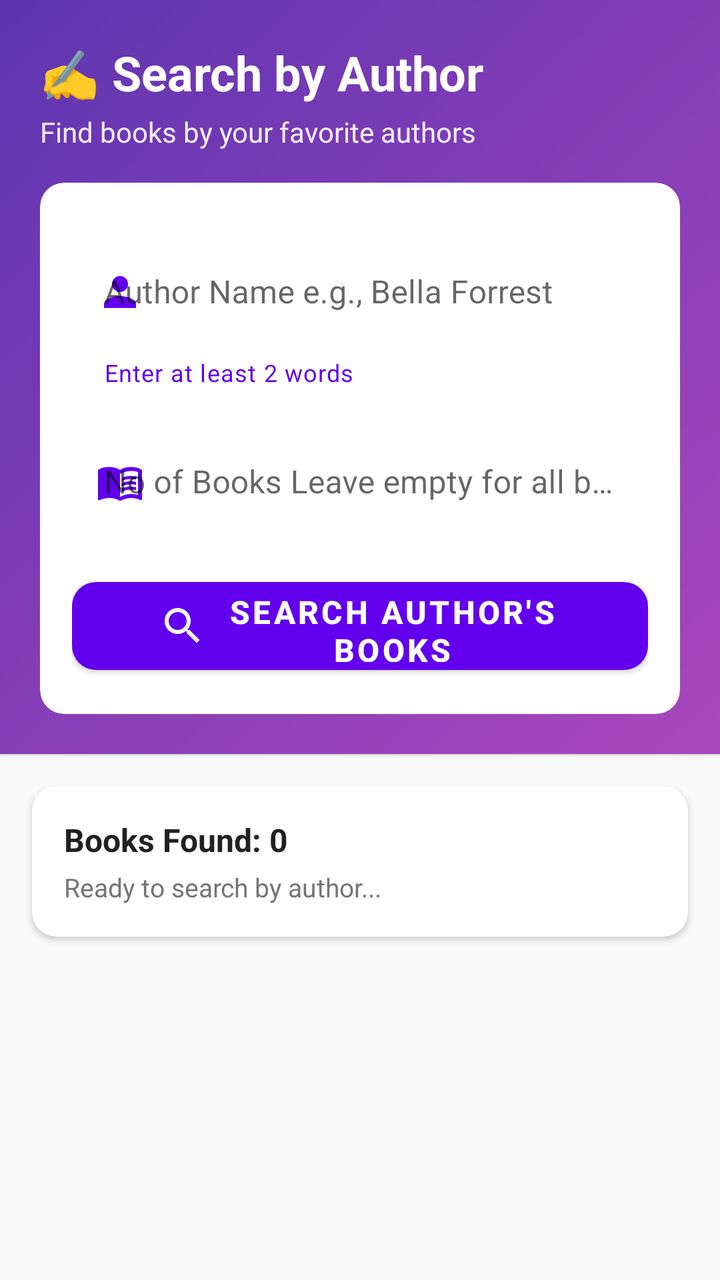
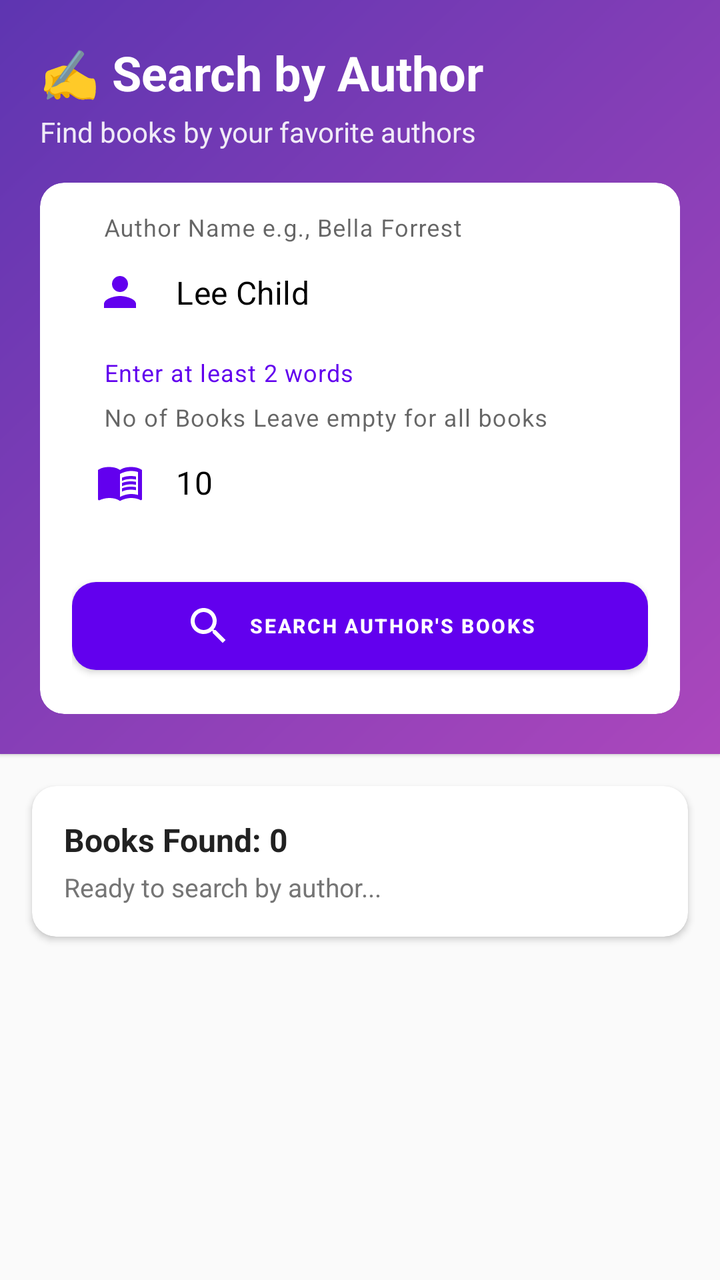

Before-and-after screenshots of an Android layout around one commit, followed by the original layout XML and the change that was made.
<!-- AndroidManifest.xml: application theme Theme.MyApplication -->
<!-- res/layout/fragment_search_author.xml -->
<?xml version='1.0' encoding='utf-8'?>
<androidx.core.widget.NestedScrollView xmlns:android="http://schemas.android.com/apk/res/android" xmlns:app="http://schemas.android.com/apk/res-auto" xmlns:tools="http://schemas.android.com/tools" android:layout_width="match_parent" android:layout_height="match_parent" android:background="#FAFAFA" tools:context=".fragments.SearchAuthorFragment">

    <LinearLayout android:layout_width="match_parent" android:layout_height="wrap_content" android:orientation="vertical">

        
        <com.google.android.material.card.MaterialCardView android:layout_width="match_parent" android:layout_height="wrap_content" app:shapeAppearanceOverlay="@style/Shape_No_Corners" android:background="@drawable/card_gradient">

            <LinearLayout android:layout_width="match_parent" android:layout_height="match_parent" android:background="@drawable/card_gradient" android:orientation="vertical" android:padding="20dp">

                <TextView android:layout_width="match_parent" android:layout_height="wrap_content" android:text="@string/search_by_author" android:textColor="@android:color/white" android:textSize="24sp" android:textStyle="bold" />

                <TextView android:layout_width="match_parent" android:layout_height="wrap_content" android:layout_marginTop="4dp" android:layout_marginBottom="16dp" android:alpha="0.9" android:text="@string/find_books_by_your_favorite_au" android:textColor="@android:color/white" android:textSize="14sp" />

                
                <com.google.android.material.card.MaterialCardView android:layout_width="match_parent" android:layout_height="wrap_content" app:cardCornerRadius="12dp" app:cardElevation="0dp">

                    <LinearLayout android:layout_width="match_parent" android:layout_height="wrap_content" android:orientation="vertical" android:padding="16dp">

                        <com.google.android.material.textfield.TextInputLayout style="@style/Widget.MaterialComponents.TextInputLayout.OutlinedBox" android:layout_width="match_parent" android:layout_height="wrap_content" android:hint="@string/hint_author_name_eg_bella_forrest" app:boxBackgroundMode="none" app:hintTextColor="@color/purple_500" app:startIconDrawable="@drawable/ic_person" app:startIconTint="@color/purple_500" app:helperText="Enter at least 2 words" app:helperTextTextColor="@color/purple_500">

                            <com.google.android.material.textfield.TextInputEditText android:id="@+id/authorNameInput" android:layout_width="match_parent" android:layout_height="wrap_content" android:inputType="textCapWords" android:maxLines="1" android:textColor="@color/black" android:textSize="16sp" />

                        </com.google.android.material.textfield.TextInputLayout>

                        <com.google.android.material.textfield.TextInputLayout style="@style/Widget.MaterialComponents.TextInputLayout.OutlinedBox" android:layout_width="match_parent" android:layout_height="wrap_content" android:layout_marginTop="8dp" android:hint="@string/hint_no_of_books_leave_empty_for_al" app:boxBackgroundMode="none" app:hintTextColor="@color/purple_500" app:startIconDrawable="@drawable/ic_book_open" app:startIconTint="@color/purple_500">

                            <com.google.android.material.textfield.TextInputEditText android:id="@+id/numBooksInput" android:layout_width="match_parent" android:layout_height="wrap_content" android:inputType="number" android:textColor="@color/black" android:textSize="16sp" />

                        </com.google.android.material.textfield.TextInputLayout>

                        
                        <com.google.android.material.button.MaterialButton android:id="@+id/searchButton" style="@style/Widget.MaterialComponents.Button" android:layout_width="match_parent" android:layout_height="56dp" android:layout_marginTop="16dp" android:text="@string/search_authors_books" android:textSize="16sp" android:textStyle="bold" app:cornerRadius="12dp" app:icon="@drawable/ic_search" app:iconGravity="textStart" />

                    </LinearLayout>

                </com.google.android.material.card.MaterialCardView>

            </LinearLayout>

        </com.google.android.material.card.MaterialCardView>

        
        <com.google.android.material.card.MaterialCardView android:layout_width="match_parent" android:layout_height="wrap_content" android:layout_marginStart="16dp" android:layout_marginEnd="16dp" android:layout_marginTop="16dp" android:layout_marginBottom="16dp" app:cardCornerRadius="12dp" app:cardElevation="2dp">

            <LinearLayout android:layout_width="match_parent" android:layout_height="wrap_content" android:gravity="center_vertical" android:orientation="horizontal" android:padding="16dp">

                <LinearLayout android:layout_width="0dp" android:layout_height="wrap_content" android:layout_weight="1" android:orientation="vertical">

                    <TextView android:id="@+id/downloadCountText" android:layout_width="wrap_content" android:layout_height="wrap_content" android:text="@string/books_found_0" android:textColor="#212121" android:textSize="16sp" android:textStyle="bold" />

                    <TextView android:id="@+id/statusText" android:layout_width="wrap_content" android:layout_height="wrap_content" android:layout_marginTop="4dp" android:ellipsize="end" android:maxLines="2" android:text="@string/ready_to_search_by_author" android:textColor="#757575" android:textSize="13sp" />

                </LinearLayout>

                <ProgressBar android:id="@+id/progressBar" android:layout_width="32dp" android:layout_height="32dp" android:indeterminateTint="@color/purple_500" android:visibility="gone" style="@style/Widget.AppCompat.ProgressBar" />

            </LinearLayout>

        </com.google.android.material.card.MaterialCardView>

        
        <androidx.recyclerview.widget.RecyclerView android:id="@+id/booksRecyclerView" android:layout_width="match_parent" android:layout_height="500dp" android:clipToPadding="false" android:nestedScrollingEnabled="false" android:paddingBottom="16dp" />

        
        <LinearLayout android:id="@+id/emptyStateLayout" android:layout_width="match_parent" android:layout_height="wrap_content" android:layout_marginTop="48dp" android:gravity="center" android:orientation="vertical" android:padding="32dp" android:visibility="visible">

            <com.google.android.material.card.MaterialCardView android:layout_width="120dp" android:layout_height="120dp" app:cardBackgroundColor="#F3E5F5" app:cardCornerRadius="60dp" app:cardElevation="0dp">

                <TextView android:layout_width="match_parent" android:layout_height="match_parent" android:gravity="center" android:text="@string/text_8" android:textSize="64sp" />

            </com.google.android.material.card.MaterialCardView>

            <TextView android:layout_width="wrap_content" android:layout_height="wrap_content" android:layout_marginTop="24dp" android:text="@string/no_books_found_yet" android:textColor="#212121" android:textSize="20sp" android:textStyle="bold" />

            <TextView android:layout_width="wrap_content" android:layout_height="wrap_content" android:layout_marginTop="8dp" android:gravity="center" android:text="@string/enter_an_authors_namenfirst_an" android:textColor="#757575" android:textSize="14sp" />

        </LinearLayout>

    </LinearLayout>

</androidx.core.widget.NestedScrollView>
<!-- resources referenced by this layout -->
<resources>
  <color name="black">#FF000000</color>
  <color name="purple_500">#FF6200EE</color>
  <!-- drawable card_gradient (drawable) -->
  <?xml version="1.0" encoding="utf-8"?>
  <shape xmlns:android="http://schemas.android.com/apk/res/android"
      android:shape="rectangle">
      <gradient
          android:angle="135"
          android:endColor="@color/card_gradient_end"
          android:startColor="@color/card_gradient_start"
          android:type="linear" />
  </shape>
  <!-- drawable ic_person (drawable) -->
  <?xml version="1.0" encoding="utf-8"?>
  <vector xmlns:android="http://schemas.android.com/apk/res/android"
      android:width="24dp"
      android:height="24dp"
      android:viewportWidth="24"
      android:viewportHeight="24">
      <path
          android:fillColor="@color/icon_fill"
          android:pathData="M12,12c2.21,0 4,-1.79 4,-4s-1.79,-4 -4,-4 -4,1.79 -4,4 1.79,4 4,4zM12,14c-2.67,0 -8,1.34 -8,4v2h16v-2c0,-2.66 -5.33,-4 -8,-4z"/>
  </vector>
  <!-- drawable ic_search (drawable) -->
  <vector xmlns:android="http://schemas.android.com/apk/res/android"
      android:width="24dp"
      android:height="24dp"
      android:autoMirrored="true"
      android:viewportHeight="24.0"
      android:viewportWidth="24.0">
      <path
          android:fillColor="#FF71C951"
          android:pathData="M15.5,14h-0.79l-0.28,-0.27C15.41,12.59 16,11.11 16,9.5 16,5.91 13.09,3 9.5,3S3,5.91 3,9.5 5.91,16 9.5,16c1.61,0 3.09,-0.59 4.23,-1.57l0.27,0.28v0.79l5,4.99L20.49,19l-4.99,-5zM9.5,14C7.01,14 5,11.99 5,9.5S7.01,5 9.5,5 14,7.01 14,9.5 11.99,14 9.5,14z" />
  </vector>
  <string name="books_found_0">Books Found: 0</string>
  <string name="enter_an_authors_namenfirst_an">Enter an author\'s name\n(first and last name required)</string>
  <string name="find_books_by_your_favorite_au">Find books by your favorite authors</string>
  <string name="hint_author_name_eg_bella_forrest">Author Name e.g., Bella Forrest</string>
  <string name="hint_no_of_books_leave_empty_for_al">No of Books Leave empty for all books</string>
  <string name="no_books_found_yet">No books found yet</string>
  <string name="ready_to_search_by_author">Ready to search by author...</string>
  <string name="search_authors_books">Search Author\'s Books</string>
  <string name="search_by_author">✍️ Search by Author</string>
  <string name="text_8">✍️</string>
  <style name="Shape_No_Corners">
          <item name="cornerFamily">rounded</item>
          <item name="cornerSize">0dp</item>
      </style>
  <style name="Theme.MyApplication" parent="Theme.MaterialComponents.Light.NoActionBar">
          
          <item name="colorPrimary">@color/purple_500</item>
          <item name="colorPrimaryVariant">@color/purple_700</item>
          <item name="colorOnPrimary">@color/white</item>
          
          <item name="colorSecondary">@color/teal_200</item>
          <item name="colorSecondaryVariant">@color/teal_700</item>
          <item name="colorOnSecondary">@color/black</item>
          
          <item name="android:statusBarColor">?attr/colorPrimaryVariant</item>
          
      </style>
  <color name="card_gradient_end">#5E35B1</color>
  <color name="card_gradient_start">#AB47BC</color>
  <color name="icon_fill">#000000</color>
  <color name="purple_700">#FF3700B3</color>
  <color name="white">#FFFFFFFF</color>
  <color name="teal_200">#FF03DAC5</color>
  <color name="teal_700">#FF018786</color>
  <!-- unchanged entries left out for length: 1 -->
</resources>

<!-- the commit's change to res/layout/fragment_search_author.xml (unified diff, before → after) -->
@@ -1,36 +1,121 @@
 <?xml version='1.0' encoding='utf-8'?>
-<androidx.core.widget.NestedScrollView xmlns:android="http://schemas.android.com/apk/res/android" xmlns:app="http://schemas.android.com/apk/res-auto" xmlns:tools="http://schemas.android.com/tools" android:layout_width="match_parent" android:layout_height="match_parent" android:background="#FAFAFA" tools:context=".fragments.SearchAuthorFragment">
-
-    <LinearLayout android:layout_width="match_parent" android:layout_height="wrap_content" android:orientation="vertical">
-
-        
-        <com.google.android.material.card.MaterialCardView android:layout_width="match_parent" android:layout_height="wrap_content" app:shapeAppearanceOverlay="@style/Shape_No_Corners" android:background="@drawable/card_gradient">
-
-            <LinearLayout android:layout_width="match_parent" android:layout_height="match_parent" android:background="@drawable/card_gradient" android:orientation="vertical" android:padding="20dp">
-
-                <TextView android:layout_width="match_parent" android:layout_height="wrap_content" android:text="@string/search_by_author" android:textColor="@android:color/white" android:textSize="24sp" android:textStyle="bold" />
-
-                <TextView android:layout_width="match_parent" android:layout_height="wrap_content" android:layout_marginTop="4dp" android:layout_marginBottom="16dp" android:alpha="0.9" android:text="@string/find_books_by_your_favorite_au" android:textColor="@android:color/white" android:textSize="14sp" />
-
-                
-                <com.google.android.material.card.MaterialCardView android:layout_width="match_parent" android:layout_height="wrap_content" app:cardCornerRadius="12dp" app:cardElevation="0dp">
-
-                    <LinearLayout android:layout_width="match_parent" android:layout_height="wrap_content" android:orientation="vertical" android:padding="16dp">
-
-                        <com.google.android.material.textfield.TextInputLayout style="@style/Widget.MaterialComponents.TextInputLayout.OutlinedBox" android:layout_width="match_parent" android:layout_height="wrap_content" android:hint="@string/hint_author_name_eg_bella_forrest" app:boxBackgroundMode="none" app:hintTextColor="@color/purple_500" app:startIconDrawable="@drawable/ic_person" app:startIconTint="@color/purple_500" app:helperText="Enter at least 2 words" app:helperTextTextColor="@color/purple_500">
-
-                            <com.google.android.material.textfield.TextInputEditText android:id="@+id/authorNameInput" android:layout_width="match_parent" android:layout_height="wrap_content" android:inputType="textCapWords" android:maxLines="1" android:textColor="@color/black" android:textSize="16sp" />
+<androidx.core.widget.NestedScrollView xmlns:android="http://schemas.android.com/apk/res/android"
+    xmlns:app="http://schemas.android.com/apk/res-auto"
+    xmlns:tools="http://schemas.android.com/tools"
+    android:layout_width="match_parent"
+    android:layout_height="match_parent"
+    android:background="#FAFAFA"
+    tools:context=".fragments.SearchAuthorFragment">
+
+    <LinearLayout
+        android:layout_width="match_parent"
+        android:layout_height="wrap_content"
+        android:orientation="vertical">
+
+
+        <com.google.android.material.card.MaterialCardView
+            android:layout_width="match_parent"
+            android:layout_height="wrap_content"
+            android:background="@drawable/card_gradient"
+            app:shapeAppearanceOverlay="@style/Shape_No_Corners">
+
+            <LinearLayout
+                android:layout_width="match_parent"
+                android:layout_height="match_parent"
+                android:background="@drawable/card_gradient"
+                android:orientation="vertical"
+                android:padding="20dp">
+
+                <TextView
+                    android:layout_width="match_parent"
+                    android:layout_height="wrap_content"
+                    android:text="@string/search_by_author"
+                    android:textColor="@android:color/white"
+                    android:textSize="24sp"
+                    android:textStyle="bold" />
+
+                <TextView
+                    android:layout_width="match_parent"
+                    android:layout_height="wrap_content"
+                    android:layout_marginTop="4dp"
+                    android:layout_marginBottom="16dp"
+                    android:alpha="0.9"
+                    android:text="@string/find_books_by_your_favorite_au"
+                    android:textColor="@android:color/white"
+                    android:textSize="14sp" />
+
+
+                <com.google.android.material.card.MaterialCardView
+                    android:layout_width="match_parent"
+                    android:layout_height="wrap_content"
+                    app:cardCornerRadius="12dp"
+                    app:cardElevation="0dp">
+
+                    <LinearLayout
+                        android:layout_width="match_parent"
+                        android:layout_height="wrap_content"
+                        android:orientation="vertical"
+                        android:padding="16dp">
+
+                        <com.google.android.material.textfield.TextInputLayout
+                            style="@style/Widget.MaterialComponents.TextInputLayout.OutlinedBox"
+                            android:layout_width="match_parent"
+                            android:layout_height="wrap_content"
+                            android:hint="@string/hint_author_name_eg_bella_forrest"
+                            app:boxBackgroundMode="none"
+                            app:helperText="Enter at least 2 words"
+                            app:helperTextTextColor="@color/purple_500"
+                            app:hintTextColor="@color/purple_500"
+                            app:startIconDrawable="@drawable/ic_person"
+                            app:startIconTint="@color/purple_500">
+
+                            <com.google.android.material.textfield.TextInputEditText
+                                android:id="@+id/authorNameInput"
+                                android:layout_width="match_parent"
+                                android:layout_height="wrap_content"
+                                android:inputType="textCapWords"
+                                android:text="Lee Child"
+                                android:maxLines="1"
+                                android:textColor="@color/black"
+                                android:textSize="16sp" />
 
                         </com.google.android.material.textfield.TextInputLayout>
 
-                        <com.google.android.material.textfield.TextInputLayout style="@style/Widget.MaterialComponents.TextInputLayout.OutlinedBox" android:layout_width="match_parent" android:layout_height="wrap_content" android:layout_marginTop="8dp" android:hint="@string/hint_no_of_books_leave_empty_for_al" app:boxBackgroundMode="none" app:hintTextColor="@color/purple_500" app:startIconDrawable="@drawable/ic_book_open" app:startIconTint="@color/purple_500">
-
-                            <com.google.android.material.textfield.TextInputEditText android:id="@+id/numBooksInput" android:layout_width="match_parent" android:layout_height="wrap_content" android:inputType="number" android:textColor="@color/black" android:textSize="16sp" />
+                        <com.google.android.material.textfield.TextInputLayout
+                            style="@style/Widget.MaterialComponents.TextInputLayout.OutlinedBox"
+                            android:layout_width="match_parent"
+                            android:layout_height="wrap_content"
+                            android:layout_marginTop="8dp"
+                            android:hint="@string/hint_no_of_books_leave_empty_for_al"
+                            app:boxBackgroundMode="none"
+                            app:hintTextColor="@color/purple_500"
+                            app:startIconDrawable="@drawable/ic_book_open"
+                            app:startIconTint="@color/purple_500">
+
+                            <com.google.android.material.textfield.TextInputEditText
+                                android:id="@+id/numBooksInput"
+                                android:layout_width="match_parent"
+                                android:layout_height="wrap_content"
+                                android:inputType="number"
+                                android:text="10"
+                                android:textColor="@color/black"
+                                android:textSize="16sp" />
 
                         </com.google.android.material.textfield.TextInputLayout>
 
-                        
-                        <com.google.android.material.button.MaterialButton android:id="@+id/searchButton" style="@style/Widget.MaterialComponents.Button" android:layout_width="match_parent" android:layout_height="56dp" android:layout_marginTop="16dp" android:text="@string/search_authors_books" android:textSize="16sp" android:textStyle="bold" app:cornerRadius="12dp" app:icon="@drawable/ic_search" app:iconGravity="textStart" />
+
+                        <com.google.android.material.button.MaterialButton
+                            android:id="@+id/searchButton"
+                            style="@style/Widget.MaterialComponents.Button"
+                            android:layout_width="match_parent"
+                            android:layout_height="56dp"
+                            android:layout_marginTop="16dp"
+                            android:text="@string/search_authors_books"
+                            android:textSize="10sp"
+                            android:textStyle="bold"
+                            app:cornerRadius="12dp"
+                            app:icon="@drawable/ic_search"
+                            app:iconGravity="textStart" />
 
                     </LinearLayout>
 
@@ -40,40 +125,116 @@
 
         </com.google.android.material.card.MaterialCardView>
 
-        
-        <com.google.android.material.card.MaterialCardView android:layout_width="match_parent" android:layout_height="wrap_content" android:layout_marginStart="16dp" android:layout_marginEnd="16dp" android:layout_marginTop="16dp" android:layout_marginBottom="16dp" app:cardCornerRadius="12dp" app:cardElevation="2dp">
-
-            <LinearLayout android:layout_width="match_parent" android:layout_height="wrap_content" android:gravity="center_vertical" android:orientation="horizontal" android:padding="16dp">
-
-                <LinearLayout android:layout_width="0dp" android:layout_height="wrap_content" android:layout_weight="1" android:orientation="vertical">
-
-                    <TextView android:id="@+id/downloadCountText" android:layout_width="wrap_content" android:layout_height="wrap_content" android:text="@string/books_found_0" android:textColor="#212121" android:textSize="16sp" android:textStyle="bold" />
-
-                    <TextView android:id="@+id/statusText" android:layout_width="wrap_content" android:layout_height="wrap_content" android:layout_marginTop="4dp" android:ellipsize="end" android:maxLines="2" android:text="@string/ready_to_search_by_author" android:textColor="#757575" android:textSize="13sp" />
+
+        <com.google.android.material.card.MaterialCardView
+            android:layout_width="match_parent"
+            android:layout_height="wrap_content"
+            android:layout_marginStart="16dp"
+            android:layout_marginTop="16dp"
+            android:layout_marginEnd="16dp"
+            android:layout_marginBottom="16dp"
+            app:cardCornerRadius="12dp"
+            app:cardElevation="2dp">
+
+            <LinearLayout
+                android:layout_width="match_parent"
+                android:layout_height="wrap_content"
+                android:gravity="center_vertical"
+                android:orientation="horizontal"
+                android:padding="16dp">
+
+                <LinearLayout
+                    android:layout_width="0dp"
+                    android:layout_height="wrap_content"
+                    android:layout_weight="1"
+                    android:orientation="vertical">
+
+                    <TextView
+                        android:id="@+id/downloadCountText"
+                        android:layout_width="wrap_content"
+                        android:layout_height="wrap_content"
+                        android:text="@string/books_found_0"
+                        android:textColor="#212121"
+                        android:textSize="16sp"
+                        android:textStyle="bold" />
+
+                    <TextView
+                        android:id="@+id/statusText"
+                        android:layout_width="wrap_content"
+                        android:layout_height="wrap_content"
+                        android:layout_marginTop="4dp"
+                        android:ellipsize="end"
+                        android:maxLines="2"
+                        android:text="@string/ready_to_search_by_author"
+                        android:textColor="#757575"
+                        android:textSize="13sp" />
 
                 </LinearLayout>
 
-                <ProgressBar android:id="@+id/progressBar" android:layout_width="32dp" android:layout_height="32dp" android:indeterminateTint="@color/purple_500" android:visibility="gone" style="@style/Widget.AppCompat.ProgressBar" />
+                <ProgressBar
+                    android:id="@+id/progressBar"
+                    style="@style/Widget.AppCompat.ProgressBar"
+                    android:layout_width="32dp"
+                    android:layout_height="32dp"
+                    android:indeterminateTint="@color/purple_500"
+                    android:visibility="gone" />
 
             </LinearLayout>
 
         </com.google.android.material.card.MaterialCardView>
 
-        
-        <androidx.recyclerview.widget.RecyclerView android:id="@+id/booksRecyclerView" android:layout_width="match_parent" android:layout_height="500dp" android:clipToPadding="false" android:nestedScrollingEnabled="false" android:paddingBottom="16dp" />
-
-        
-        <LinearLayout android:id="@+id/emptyStateLayout" android:layout_width="match_parent" android:layout_height="wrap_content" android:layout_marginTop="48dp" android:gravity="center" android:orientation="vertical" android:padding="32dp" android:visibility="visible">
-
-            <com.google.android.material.card.MaterialCardView android:layout_width="120dp" android:layout_height="120dp" app:cardBackgroundColor="#F3E5F5" app:cardCornerRadius="60dp" app:cardElevation="0dp">
-
-                <TextView android:layout_width="match_parent" android:layout_height="match_parent" android:gravity="center" android:text="@string/text_8" android:textSize="64sp" />
+
+        <androidx.recyclerview.widget.RecyclerView
+            android:id="@+id/booksRecyclerView"
+            android:layout_width="match_parent"
+            android:layout_height="500dp"
+            android:clipToPadding="false"
+            android:paddingBottom="16dp" />
+
+
+        <LinearLayout
+            android:id="@+id/emptyStateLayout"
+            android:layout_width="match_parent"
+            android:layout_height="wrap_content"
+            android:layout_marginTop="48dp"
+            android:gravity="center"
+            android:orientation="vertical"
+            android:padding="32dp"
+            android:visibility="visible">
+
+            <com.google.android.material.card.MaterialCardView
+                android:layout_width="120dp"
+                android:layout_height="120dp"
+                app:cardBackgroundColor="#F3E5F5"
+                app:cardCornerRadius="60dp"
+                app:cardElevation="0dp">
+
+                <TextView
+                    android:layout_width="match_parent"
+                    android:layout_height="match_parent"
+                    android:gravity="center"
+                    android:text="@string/text_8"
+                    android:textSize="64sp" />
 
             </com.google.android.material.card.MaterialCardView>
 
-            <TextView android:layout_width="wrap_content" android:layout_height="wrap_content" android:layout_marginTop="24dp" android:text="@string/no_books_found_yet" android:textColor="#212121" android:textSize="20sp" android:textStyle="bold" />
-
-            <TextView android:layout_width="wrap_content" android:layout_height="wrap_content" android:layout_marginTop="8dp" android:gravity="center" android:text="@string/enter_an_authors_namenfirst_an" android:textColor="#757575" android:textSize="14sp" />
+            <TextView
+                android:layout_width="wrap_content"
+                android:layout_height="wrap_content"
+                android:layout_marginTop="24dp"
+                android:text="@string/no_books_found_yet"
+                android:textColor="#212121"
+                android:textSize="20sp"
+                android:textStyle="bold" />
+
+            <TextView
+                android:layout_width="wrap_content"
+                android:layout_height="wrap_content"
+                android:layout_marginTop="8dp"
+                android:gravity="center"
+                android:text="@string/enter_an_authors_namenfirst_an"
+                android:textColor="#757575"
+                android:textSize="14sp" />
 
         </LinearLayout>
 
